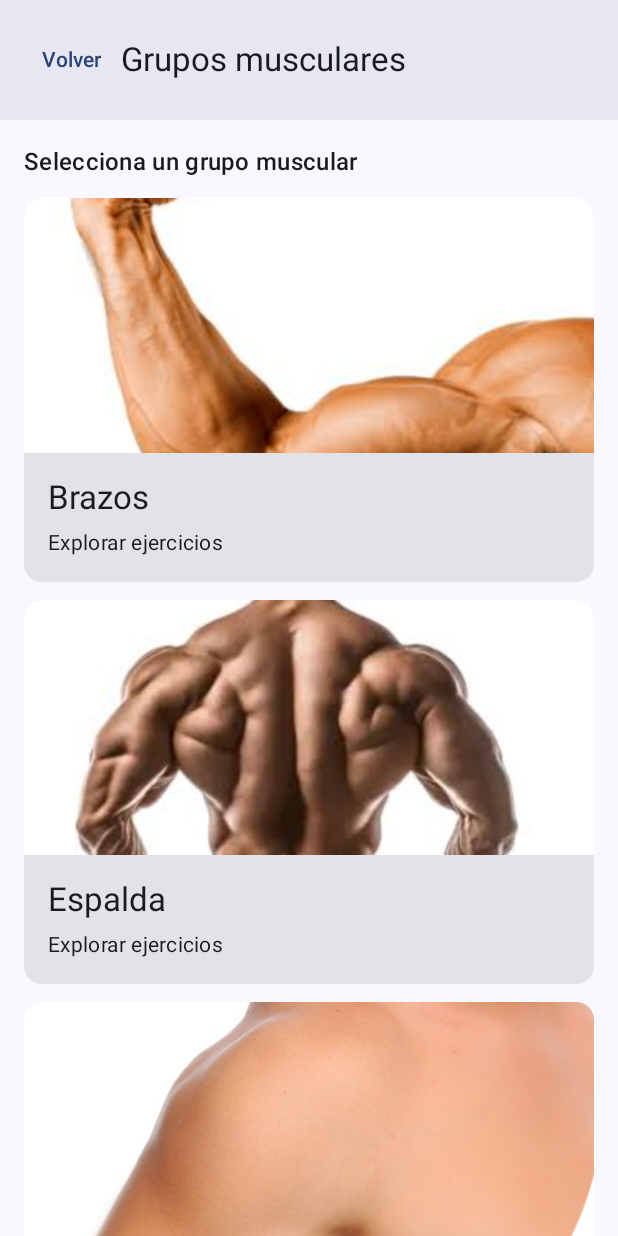
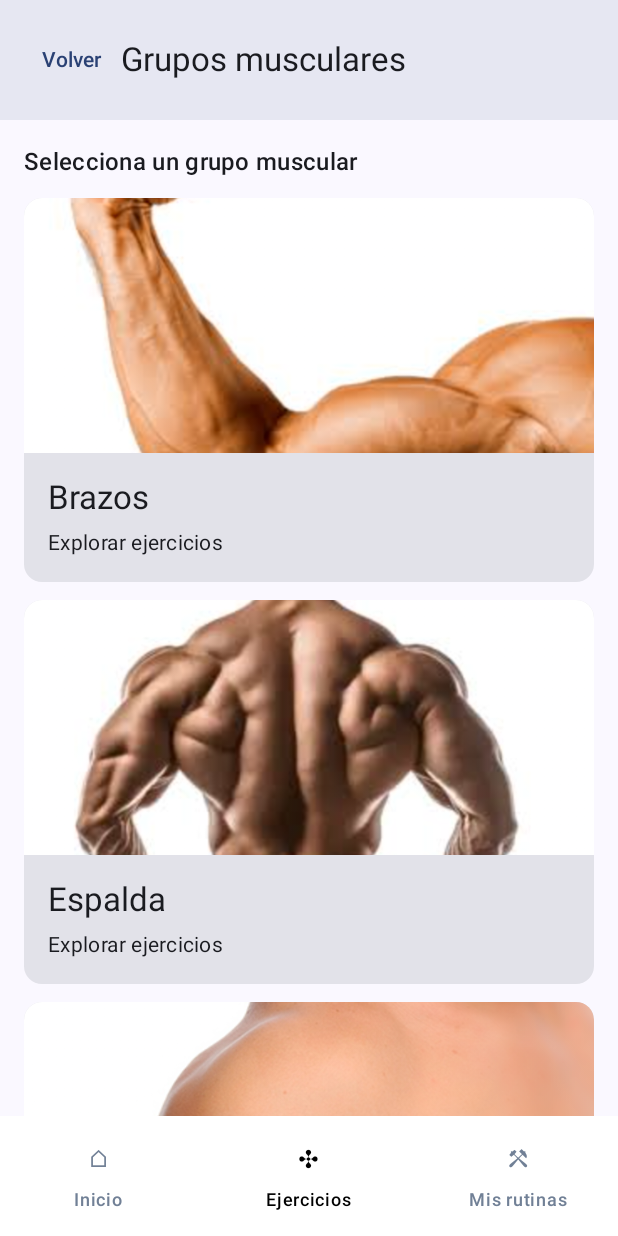
Before and after one commit to Crismandev/GymGuide-iOS, an Android app built with Jetpack Compose: the screen it shows after launch (MainActivity), item 2 of the bottom bar chosen, on a phone screen of 412 x 824 dp. Run offline under Robolectric (Android 15) with nearby library versions, the phone set to English and light mode, and no system bars; our stand-ins replace Room's generated code.

Commit message:
corriguiendo iconos

```diff
--- a/app/src/main/java/com/gymguide/navigation/AppNavigation.kt
+++ b/app/src/main/java/com/gymguide/navigation/AppNavigation.kt
@@ -2,9 +2,15 @@
 package com.gymguide.navigation
 
 import androidx.compose.runtime.Composable
+import androidx.compose.runtime.getValue
+import androidx.compose.material3.*
+import androidx.compose.foundation.layout.padding
+import androidx.compose.ui.graphics.Color
 import androidx.navigation.compose.NavHost
 import androidx.navigation.compose.composable
 import androidx.navigation.compose.rememberNavController
+import androidx.navigation.compose.currentBackStackEntryAsState
+import androidx.navigation.NavGraph.Companion.findStartDestination
 
 import com.gymguide.ui.screens.rutinas.RutinasScreen
 
@@ -17,10 +23,47 @@ import com.gymguide.ui.screens.detalle.DetalleEjercicioScreen
 fun AppNavigation() {
 
     val navController = rememberNavController()
+    val backStackEntry by navController.currentBackStackEntryAsState()
+    val currentRoute = backStackEntry?.destination?.route
 
-    NavHost(
+    Scaffold(
+        bottomBar = {
+            NavigationBar(containerColor = Color.White, tonalElevation = androidx.compose.ui.unit.Dp(0f)) {
+                val tabs = listOf(
+                    Triple("home", "Inicio", "⌂"),
+                    Triple("grupos", "Ejercicios", "✣"),
+                    Triple("rutinas", "Mis rutinas", "⚒")
+                )
+                tabs.forEach { (route, label, icon) ->
+                    val selected = currentRoute == route ||
+                        (route == "grupos" && currentRoute in setOf("grupos", "ejercicios/{idGrupo}", "detalle/{idEjercicio}"))
+                    NavigationBarItem(
+                        selected = selected,
+                        onClick = {
+                            navController.navigate(route) {
+                                popUpTo(navController.graph.findStartDestination().id) { saveState = true }
+                                launchSingleTop = true
+                                restoreState = true
+                            }
+                        },
+                        icon = { Text(icon) },
+                        label = { Text(label) },
+                        colors = NavigationBarItemDefaults.colors(
+                            selectedIconColor = Color.Black,
+                            selectedTextColor = Color.Black,
+                            unselectedIconColor = Color(0xFF718096),
+                            unselectedTextColor = Color(0xFF718096),
+                            indicatorColor = Color.Transparent
+                        )
+                    )
+                }
+            }
+        }
+    ) { innerPadding ->
+      NavHost(
         navController = navController,
-        startDestination = "home"
+        startDestination = "home",
+        modifier = androidx.compose.ui.Modifier.padding(innerPadding)
     ) {
 
         // INICIO
@@ -147,5 +190,6 @@ fun AppNavigation() {
                 }
             )
         }
+      }
     }
 }
--- a/app/src/main/java/com/gymguide/ui/screens/HomeScreen.kt
+++ b/app/src/main/java/com/gymguide/ui/screens/HomeScreen.kt
@@ -38,35 +38,7 @@ fun HomeScreen(
     val quoteState by viewModel.uiState.collectAsStateWithLifecycle()
 
     Scaffold(
-        containerColor = Color(0xFFF8FAFC),
-        bottomBar = {
-            NavigationBar(
-                containerColor = Color.White,
-                tonalElevation = 0.dp
-            ) {
-                NavigationBarItem(
-                    selected = true,
-                    onClick = { },
-                    icon = { Text("⌂", fontSize = 29.sp, fontWeight = FontWeight.Bold) },
-                    label = { Text("Inicio", fontWeight = FontWeight.SemiBold) },
-                    colors = homeNavigationColors()
-                )
-                NavigationBarItem(
-                    selected = false,
-                    onClick = { onNavigate("grupos") },
-                    icon = { Text("⚒", fontSize = 27.sp) },
-                    label = { Text("Ejercicios") },
-                    colors = homeNavigationColors()
-                )
-                NavigationBarItem(
-                    selected = false,
-                    onClick = { onNavigate("rutinas") },
-                    icon = { Text("▤", fontSize = 27.sp) },
-                    label = { Text("Rutinas") },
-                    colors = homeNavigationColors()
-                )
-            }
-        }
+        containerColor = Color(0xFFF8FAFC)
     ) { padding ->
         Column(
             modifier = Modifier
@@ -101,11 +73,11 @@ fun HomeScreen(
 
             Row(horizontalArrangement = Arrangement.spacedBy(12.dp)) {
                 HomeCard("✚", "Ejercicios", "Explora por músculo", Modifier.weight(1f)) { onNavigate("grupos") }
-                HomeCard("▤", "Mis rutinas", "Organiza tu progreso", Modifier.weight(1f)) { onNavigate("rutinas") }
+                HomeCard("⚒", "Mis rutinas", "Organiza tu progreso", Modifier.weight(1f)) { onNavigate("rutinas") }
             }
             Row(horizontalArrangement = Arrangement.spacedBy(12.dp)) {
                 HomeCard("◴", "Temporizador", "Controla tus descansos", Modifier.weight(1f)) { onNavigate("temporizador") }
-                HomeCard("▥", "IMC", "Conoce tu estado", Modifier.weight(1f)) { onNavigate("imc") }
+                HomeCard("⚖", "IMC", "Conoce tu estado", Modifier.weight(1f)) { onNavigate("imc") }
             }
 
             QuoteCard(state = quoteState, onRetry = viewModel::cargarFrase)
```
